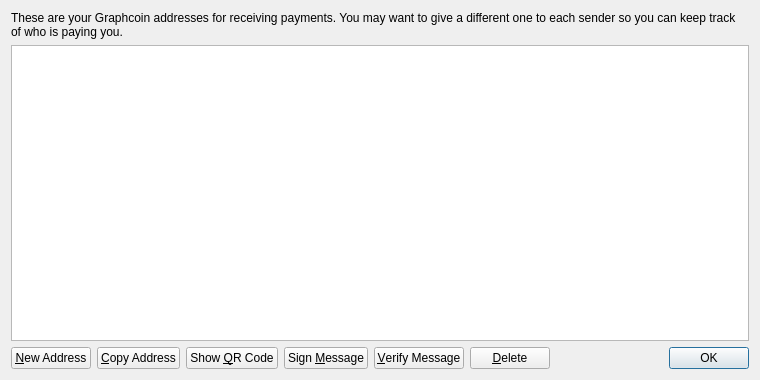
Graphcoin/source, file src/qt/forms/addressbookpage.ui: the form before one commit.
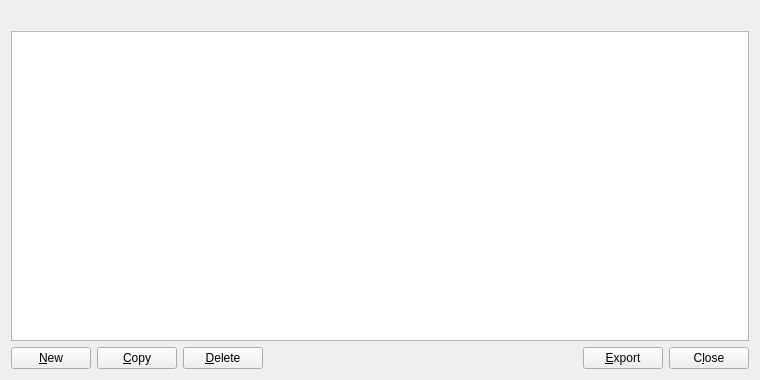
The form after the commit. Icons and pictures are not drawn.

```diff
--- a/src/qt/forms/addressbookpage.ui
+++ b/src/qt/forms/addressbookpage.ui
@@ -16,9 +16,6 @@
   <layout class="QVBoxLayout" name="verticalLayout">
    <item>
     <widget class="QLabel" name="labelExplanation">
-     <property name="text">
-      <string>These are your Graphcoin addresses for receiving payments. You may want to give a different one to each sender so you can keep track of who is paying you.</string>
-     </property>
      <property name="textFormat">
       <enum>Qt::PlainText</enum>
      </property>
@@ -29,6 +26,43 @@
    </item>
    <item>
     <widget class="QTableView" name="tableView">
+     <property name="palette">
+      <palette>
+       <active>
+        <colorrole role="Text">
+         <brush brushstyle="SolidPattern">
+          <color alpha="255">
+           <red>51</red>
+           <green>51</green>
+           <blue>51</blue>
+          </color>
+         </brush>
+        </colorrole>
+       </active>
+       <inactive>
+        <colorrole role="Text">
+         <brush brushstyle="SolidPattern">
+          <color alpha="255">
+           <red>51</red>
+           <green>51</green>
+           <blue>51</blue>
+          </color>
+         </brush>
+        </colorrole>
+       </inactive>
+       <disabled>
+        <colorrole role="Text">
+         <brush brushstyle="SolidPattern">
+          <color alpha="255">
+           <red>85</red>
+           <green>85</green>
+           <blue>85</blue>
+          </color>
+         </brush>
+        </colorrole>
+       </disabled>
+      </palette>
+     </property>
      <property name="contextMenuPolicy">
       <enum>Qt::CustomContextMenu</enum>
      </property>
@@ -38,6 +72,9 @@
      <property name="tabKeyNavigation">
       <bool>false</bool>
      </property>
+     <property name="alternatingRowColors">
+      <bool>true</bool>
+     </property>
      <property name="selectionMode">
       <enum>QAbstractItemView::SingleSelection</enum>
      </property>
@@ -60,7 +97,14 @@
         <string>Create a new address</string>
        </property>
        <property name="text">
-        <string>&amp;New Address</string>
+        <string>&amp;New</string>
+       </property>
+       <property name="icon">
+        <iconset resource="../graphcoin.qrc">
+         <normaloff>:/icons/add</normaloff>:/icons/add</iconset>
+       </property>
+       <property name="autoDefault">
+        <bool>false</bool>
        </property>
       </widget>
      </item>
@@ -70,45 +114,32 @@
         <string>Copy the currently selected address to the system clipboard</string>
        </property>
        <property name="text">
-        <string>&amp;Copy Address</string>
+        <string>&amp;Copy</string>
        </property>
-      </widget>
-     </item>
-     <item>
-      <widget class="QPushButton" name="showQRCode">
-       <property name="text">
-        <string>Show &amp;QR Code</string>
+       <property name="icon">
+        <iconset resource="../graphcoin.qrc">
+         <normaloff>:/icons/editcopy</normaloff>:/icons/editcopy</iconset>
        </property>
-      </widget>
-     </item>
-     <item>
-      <widget class="QPushButton" name="signMessage">
-       <property name="toolTip">
-        <string>Sign a message to prove you own a Graphcoin address</string>
+       <property name="autoDefault">
+        <bool>false</bool>
        </property>
-       <property name="text">
-        <string>Sign &amp;Message</string>
-       </property>
       </widget>
      </item>
      <item>
-      <widget class="QPushButton" name="verifyMessage">
-       <property name="toolTip">
-        <string>Verify a message to ensure it was signed with a specified Graphcoin address</string>
-       </property>
-       <property name="text">
-        <string>&amp;Verify Message</string>
-       </property>
-      </widget>
-     </item>
-     <item>
-      <widget class="QPushButton" name="deleteButton">
+      <widget class="QPushButton" name="deleteAddress">
        <property name="toolTip">
         <string>Delete the currently selected address from the list</string>
        </property>
        <property name="text">
         <string>&amp;Delete</string>
        </property>
+       <property name="icon">
+        <iconset resource="../graphcoin.qrc">
+         <normaloff>:/icons/remove</normaloff>:/icons/remove</iconset>
+       </property>
+       <property name="autoDefault">
+        <bool>false</bool>
+       </property>
       </widget>
      </item>
      <item>
@@ -125,15 +156,35 @@
       </spacer>
      </item>
      <item>
-      <widget class="QDialogButtonBox" name="buttonBox">
+      <widget class="QPushButton" name="exportButton">
+       <property name="toolTip">
+        <string>Export the data in the current tab to a file</string>
+       </property>
+       <property name="text">
+        <string>&amp;Export</string>
+       </property>
+       <property name="icon">
+        <iconset resource="../graphcoin.qrc">
+         <normaloff>:/icons/export</normaloff>:/icons/export</iconset>
+       </property>
+       <property name="autoDefault">
+        <bool>false</bool>
+       </property>
+      </widget>
+     </item>
+     <item>
+      <widget class="QPushButton" name="closeButton">
        <property name="sizePolicy">
-        <sizepolicy hsizetype="Maximum" vsizetype="Fixed">
+        <sizepolicy hsizetype="Minimum" vsizetype="Minimum">
          <horstretch>0</horstretch>
          <verstretch>0</verstretch>
         </sizepolicy>
        </property>
-       <property name="standardButtons">
-        <set>QDialogButtonBox::Ok</set>
+       <property name="text">
+        <string>C&amp;lose</string>
+       </property>
+       <property name="autoDefault">
+        <bool>false</bool>
        </property>
       </widget>
      </item>
```
Left out of the diff: 11 changed lines with no effect on the pictures.
